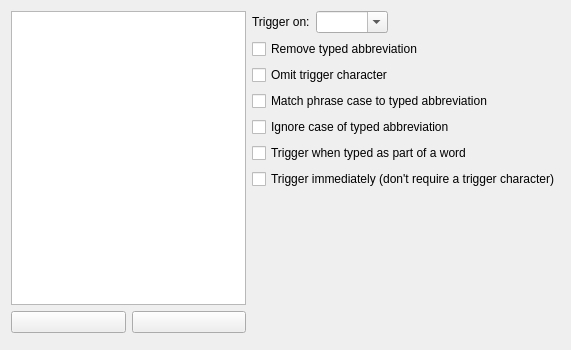
The window that uic/abbrsettings.ui (autokey/autokey) describes before a commit, drawn with Qt 5.
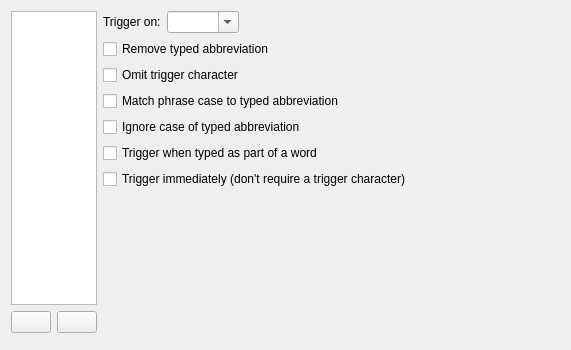
The same window after the commit. Icons and pictures are not drawn. Custom widgets are drawn as their Qt base class.

Patch:
```diff
--- a/uic/abbrsettings.ui
+++ b/uic/abbrsettings.ui
@@ -20,6 +20,12 @@
       <layout class="QVBoxLayout" name="verticalLayout_2">
        <item>
         <widget class="QListWidget" name="abbrListWidget">
+         <property name="sizePolicy">
+          <sizepolicy hsizetype="Ignored" vsizetype="Expanding">
+           <horstretch>0</horstretch>
+           <verstretch>0</verstretch>
+          </sizepolicy>
+         </property>
          <property name="alternatingRowColors">
           <bool>true</bool>
          </property>
```
